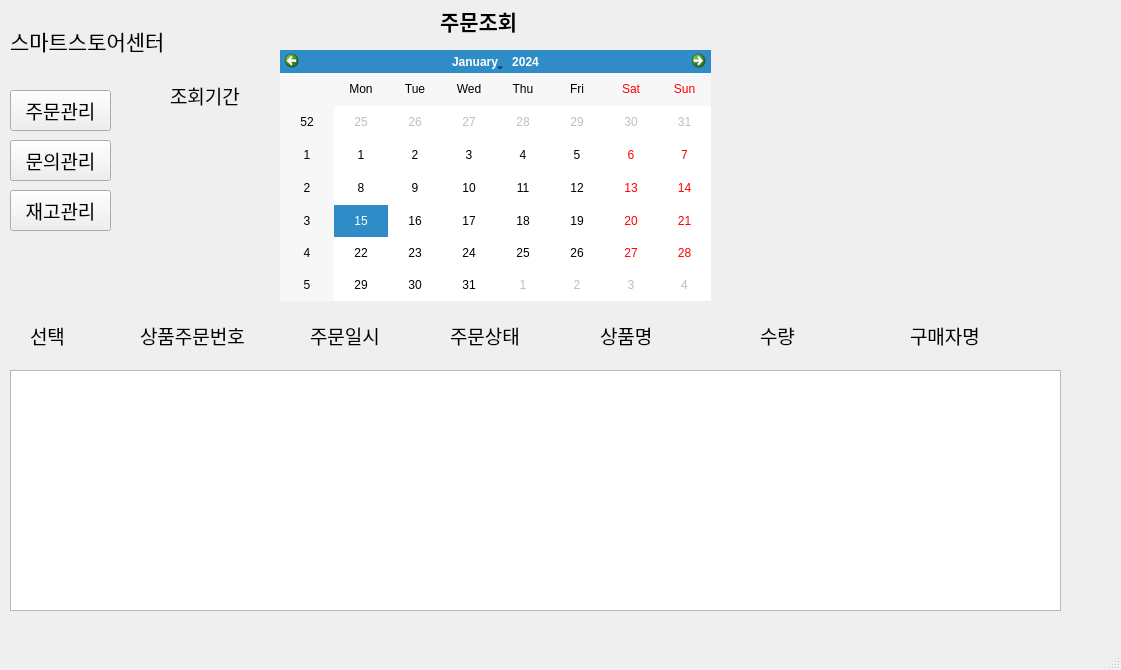
The window that store.ui (Meoung-eun/Restaurant) describes before a commit, drawn with Qt 5.
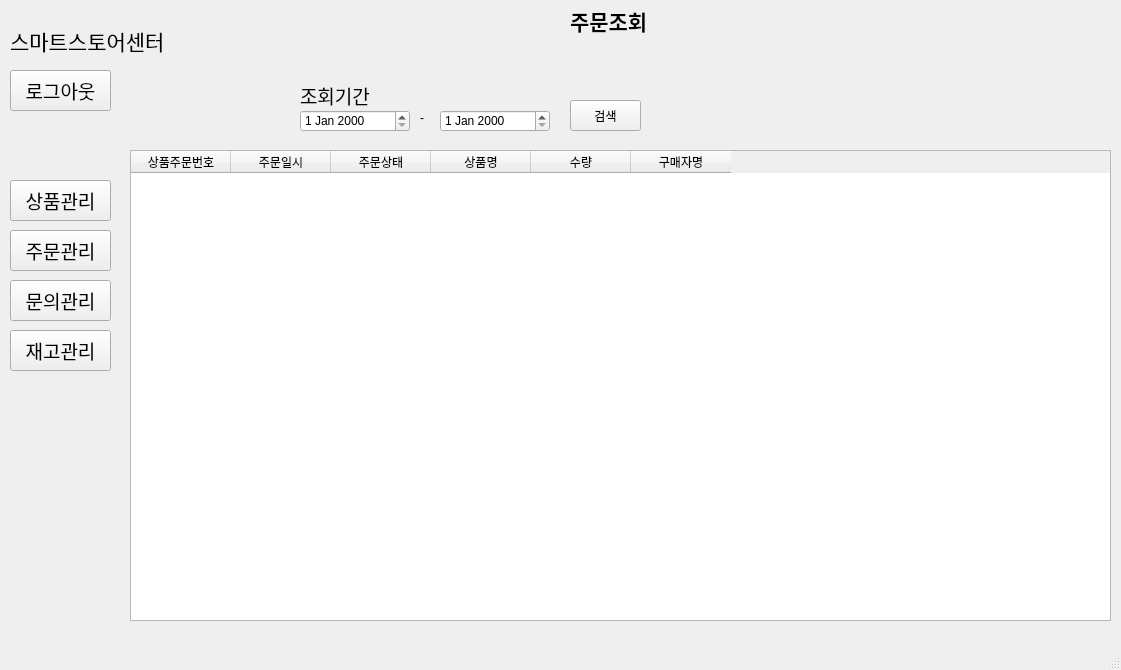
The same window after the commit. The open tabs and pages were chosen to show the change. Icons and pictures are not drawn.

```diff
--- a/store.ui
+++ b/store.ui
@@ -36,10 +36,10 @@
    <widget class="QStackedWidget" name="stackedWidget">
     <property name="geometry">
      <rect>
-      <x>0</x>
+      <x>130</x>
       <y>0</y>
-      <width>1121</width>
-      <height>641</height>
+      <width>991</width>
+      <height>631</height>
      </rect>
     </property>
     <property name="currentIndex">
@@ -619,214 +619,93 @@
        <string>조회기간</string>
       </property>
      </widget>
-     <widget class="QCalendarWidget" name="order_cw">
-      <property name="geometry">
-       <rect>
-        <x>280</x>
-        <y>50</y>
-        <width>431</width>
-        <height>251</height>
-       </rect>
-      </property>
-     </widget>
-     <widget class="QLabel" name="label_8">
-      <property name="geometry">
-       <rect>
-        <x>30</x>
-        <y>310</y>
-        <width>111</width>
-        <height>51</height>
-       </rect>
-      </property>
-      <property name="font">
-       <font>
-        <family>Arial</family>
-        <pointsize>14</pointsize>
-       </font>
-      </property>
-      <property name="text">
-       <string>선택</string>
-      </property>
-     </widget>
-     <widget class="QLabel" name="label_9">
-      <property name="geometry">
-       <rect>
-        <x>140</x>
-        <y>310</y>
-        <width>111</width>
-        <height>51</height>
-       </rect>
-      </property>
-      <property name="font">
-       <font>
-        <family>Arial</family>
-        <pointsize>14</pointsize>
-       </font>
-      </property>
-      <property name="text">
-       <string>상품주문번호</string>
-      </property>
-     </widget>
-     <widget class="QLabel" name="label_10">
-      <property name="geometry">
-       <rect>
-        <x>310</x>
-        <y>310</y>
-        <width>111</width>
-        <height>51</height>
-       </rect>
-      </property>
-      <property name="font">
-       <font>
-        <family>Arial</family>
-        <pointsize>14</pointsize>
-       </font>
-      </property>
-      <property name="text">
-       <string>주문일시</string>
-      </property>
-     </widget>
-     <widget class="QLabel" name="label_11">
-      <property name="geometry">
-       <rect>
-        <x>450</x>
-        <y>310</y>
-        <width>111</width>
-        <height>51</height>
-       </rect>
-      </property>
-      <property name="font">
-       <font>
-        <family>Arial</family>
-        <pointsize>14</pointsize>
-       </font>
-      </property>
-      <property name="text">
-       <string>주문상태</string>
-      </property>
-     </widget>
-     <widget class="QLabel" name="label_12">
-      <property name="geometry">
-       <rect>
-        <x>600</x>
-        <y>310</y>
-        <width>111</width>
-        <height>51</height>
-       </rect>
-      </property>
-      <property name="font">
-       <font>
-        <family>Arial</family>
-        <pointsize>14</pointsize>
-       </font>
-      </property>
-      <property name="text">
-       <string>상품명</string>
-      </property>
-     </widget>
-     <widget class="QLabel" name="label_13">
-      <property name="geometry">
-       <rect>
-        <x>760</x>
-        <y>310</y>
-        <width>111</width>
-        <height>51</height>
-       </rect>
-      </property>
-      <property name="font">
-       <font>
-        <family>Arial</family>
-        <pointsize>14</pointsize>
-       </font>
-      </property>
-      <property name="text">
-       <string>수량</string>
-      </property>
-     </widget>
-     <widget class="QLabel" name="label_14">
-      <property name="geometry">
-       <rect>
-        <x>910</x>
-        <y>310</y>
-        <width>111</width>
-        <height>51</height>
-       </rect>
-      </property>
-      <property name="font">
-       <font>
-        <family>Arial</family>
-        <pointsize>14</pointsize>
-       </font>
-      </property>
-      <property name="text">
-       <string>구매자명</string>
-      </property>
-     </widget>
      <widget class="QTableWidget" name="order_tableWidget">
       <property name="geometry">
        <rect>
-        <x>10</x>
-        <y>370</y>
-        <width>1051</width>
-        <height>241</height>
+        <x>0</x>
+        <y>150</y>
+        <width>981</width>
+        <height>471</height>
        </rect>
       </property>
+      <column>
+       <property name="text">
+        <string>상품주문번호</string>
+       </property>
+      </column>
+      <column>
+       <property name="text">
+        <string>주문일시</string>
+       </property>
+      </column>
+      <column>
+       <property name="text">
+        <string>주문상태</string>
+       </property>
+      </column>
+      <column>
+       <property name="text">
+        <string>상품명</string>
+       </property>
+      </column>
+      <column>
+       <property name="text">
+        <string>수량</string>
+       </property>
+      </column>
+      <column>
+       <property name="text">
+        <string>구매자명</string>
+       </property>
+      </column>
      </widget>
-     <widget class="QPushButton" name="order_btn">
+     <widget class="QDateEdit" name="dateEdit_1">
       <property name="geometry">
        <rect>
-        <x>10</x>
-        <y>90</y>
-        <width>101</width>
-        <height>41</height>
+        <x>170</x>
+        <y>110</y>
+        <width>110</width>
+        <height>22</height>
        </rect>
       </property>
-      <property name="font">
-       <font>
-        <family>Arial</family>
-        <pointsize>14</pointsize>
-       </font>
+     </widget>
+     <widget class="QDateEdit" name="dateEdit_2">
+      <property name="geometry">
+       <rect>
+        <x>310</x>
+        <y>110</y>
+        <width>110</width>
+        <height>22</height>
+       </rect>
       </property>
-      <property name="text">
-       <string>주문관리</string>
-      </property>
      </widget>
-     <widget class="QPushButton" name="question_btn">
+     <widget class="QLabel" name="label_8">
       <property name="geometry">
        <rect>
-        <x>10</x>
-        <y>140</y>
-        <width>101</width>
-        <height>41</height>
+        <x>290</x>
+        <y>110</y>
+        <width>16</width>
+        <height>16</height>
        </rect>
       </property>
-      <property name="font">
-       <font>
-        <family>Arial</family>
-        <pointsize>14</pointsize>
-       </font>
+      <property name="styleSheet">
+       <string notr="true">font: 30pt &quot;Arial&quot;;</string>
       </property>
       <property name="text">
-       <string>문의관리</string>
+       <string>-</string>
       </property>
      </widget>
-     <widget class="QPushButton" name="inventory_btn">
+     <widget class="QPushButton" name="period_btn">
       <property name="geometry">
        <rect>
-        <x>10</x>
-        <y>190</y>
-        <width>101</width>
-        <height>41</height>
+        <x>440</x>
+        <y>100</y>
+        <width>71</width>
+        <height>31</height>
        </rect>
       </property>
-      <property name="font">
-       <font>
-        <family>Arial</family>
-        <pointsize>14</pointsize>
-       </font>
-      </property>
       <property name="text">
-       <string>재고관리</string>
+       <string>검색</string>
       </property>
      </widget>
     </widget>
@@ -904,63 +783,6 @@
        <string>문의관리</string>
       </property>
      </widget>
-     <widget class="QPushButton" name="inventory_btn_2">
-      <property name="geometry">
-       <rect>
-        <x>10</x>
-        <y>190</y>
-        <width>101</width>
-        <height>41</height>
-       </rect>
-      </property>
-      <property name="font">
-       <font>
-        <family>Arial</family>
-        <pointsize>14</pointsize>
-       </font>
-      </property>
-      <property name="text">
-       <string>재고관리</string>
-      </property>
-     </widget>
-     <widget class="QPushButton" name="order_btn_2">
-      <property name="geometry">
-       <rect>
-        <x>10</x>
-        <y>90</y>
-        <width>101</width>
-        <height>41</height>
-       </rect>
-      </property>
-      <property name="font">
-       <font>
-        <family>Arial</family>
-        <pointsize>14</pointsize>
-       </font>
-      </property>
-      <property name="text">
-       <string>주문관리</string>
-      </property>
-     </widget>
-     <widget class="QPushButton" name="question_btn_2">
-      <property name="geometry">
-       <rect>
-        <x>10</x>
-        <y>140</y>
-        <width>101</width>
-        <height>41</height>
-       </rect>
-      </property>
-      <property name="font">
-       <font>
-        <family>Arial</family>
-        <pointsize>14</pointsize>
-       </font>
-      </property>
-      <property name="text">
-       <string>문의관리</string>
-      </property>
-     </widget>
     </widget>
     <widget class="QWidget" name="page_2">
      <widget class="QLabel" name="label_4">
@@ -1091,6 +913,101 @@
      </widget>
     </widget>
    </widget>
+   <widget class="QPushButton" name="inventory_btn">
+    <property name="geometry">
+     <rect>
+      <x>10</x>
+      <y>330</y>
+      <width>101</width>
+      <height>41</height>
+     </rect>
+    </property>
+    <property name="font">
+     <font>
+      <family>Arial</family>
+      <pointsize>14</pointsize>
+     </font>
+    </property>
+    <property name="text">
+     <string>재고관리</string>
+    </property>
+   </widget>
+   <widget class="QPushButton" name="order_btn">
+    <property name="geometry">
+     <rect>
+      <x>10</x>
+      <y>230</y>
+      <width>101</width>
+      <height>41</height>
+     </rect>
+    </property>
+    <property name="font">
+     <font>
+      <family>Arial</family>
+      <pointsize>14</pointsize>
+     </font>
+    </property>
+    <property name="text">
+     <string>주문관리</string>
+    </property>
+   </widget>
+   <widget class="QPushButton" name="question_btn">
+    <property name="geometry">
+     <rect>
+      <x>10</x>
+      <y>280</y>
+      <width>101</width>
+      <height>41</height>
+     </rect>
+    </property>
+    <property name="font">
+     <font>
+      <family>Arial</family>
+      <pointsize>14</pointsize>
+     </font>
+    </property>
+    <property name="text">
+     <string>문의관리</string>
+    </property>
+   </widget>
+   <widget class="QPushButton" name="product_btn">
+    <property name="geometry">
+     <rect>
+      <x>10</x>
+      <y>180</y>
+      <width>101</width>
+      <height>41</height>
+     </rect>
+    </property>
+    <property name="font">
+     <font>
+      <family>Arial</family>
+      <pointsize>14</pointsize>
+     </font>
+    </property>
+    <property name="text">
+     <string>상품관리</string>
+    </property>
+   </widget>
+   <widget class="QPushButton" name="inventory_btn_2">
+    <property name="geometry">
+     <rect>
+      <x>10</x>
+      <y>70</y>
+      <width>101</width>
+      <height>41</height>
+     </rect>
+    </property>
+    <property name="font">
+     <font>
+      <family>Arial</family>
+      <pointsize>14</pointsize>
+     </font>
+    </property>
+    <property name="text">
+     <string>로그아웃</string>
+    </property>
+   </widget>
    <zorder>stackedWidget</zorder>
    <zorder>label</zorder>
   </widget>
```
Left out of the diff: 246 changed lines with no effect on the pictures.
